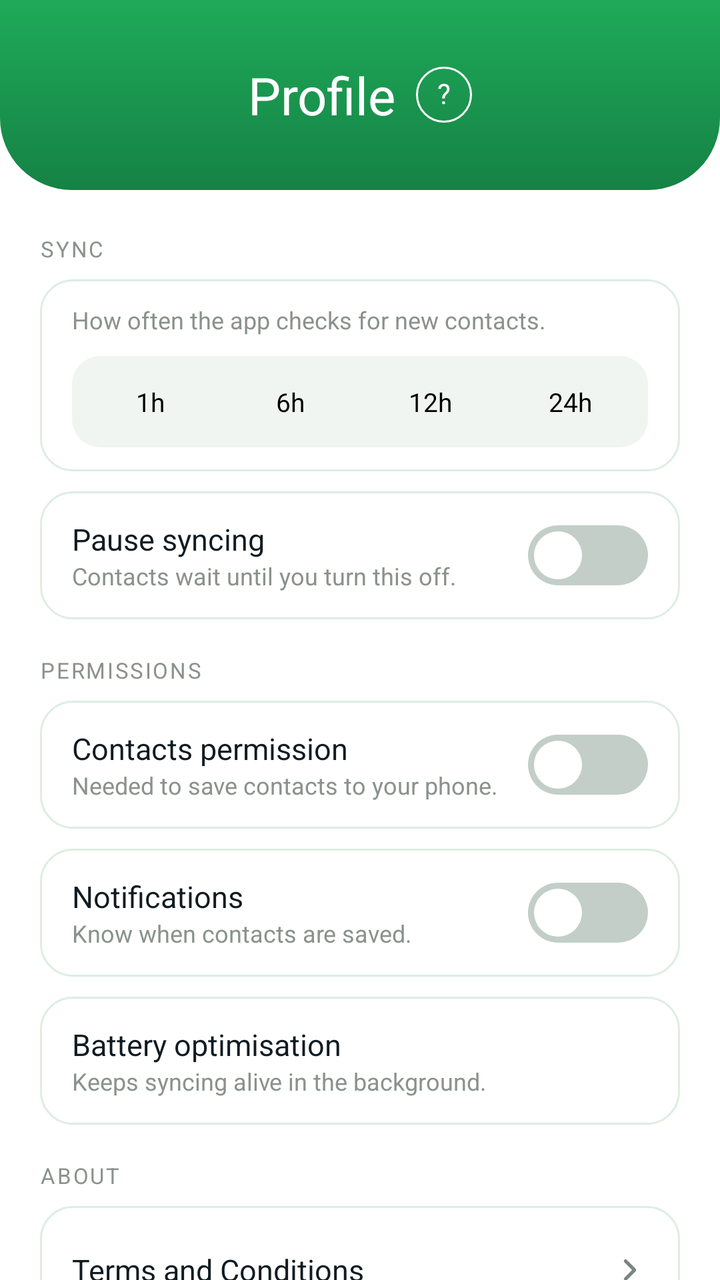
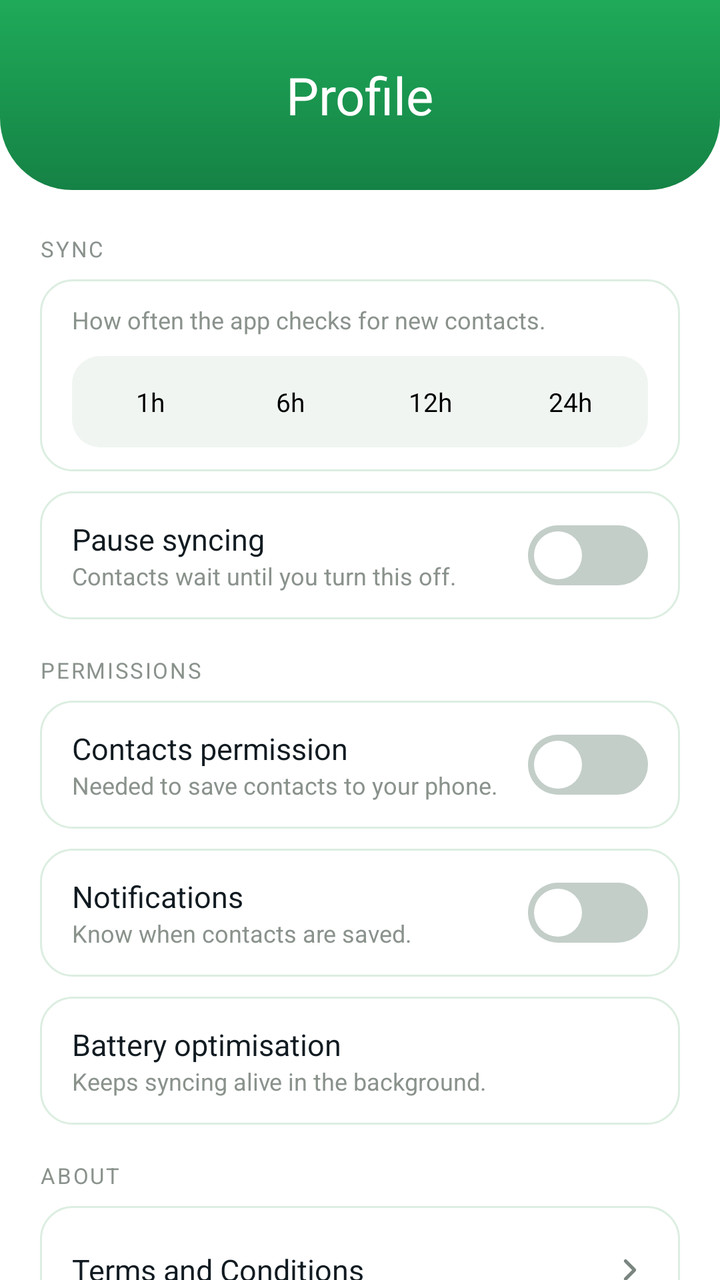

Two renders of the same Android screen: before a commit and after it. Below are the layout's source before the change and the commit's diff.
<!-- AndroidManifest.xml: application theme Theme.ViewGrow.Starting -->
<!-- res/layout/fragment_profile.xml -->
<?xml version="1.0" encoding="utf-8"?>
<LinearLayout xmlns:android="http://schemas.android.com/apk/res/android"
    xmlns:app="http://schemas.android.com/apk/res-auto"
    android:layout_width="match_parent"
    android:layout_height="match_parent"
    android:background="@color/surface"
    android:orientation="vertical">

    
    <LinearLayout
        android:id="@+id/hero"
        android:layout_width="match_parent"
        android:layout_height="wrap_content"
        android:background="@drawable/bg_hero"
        android:gravity="center_horizontal"
        android:orientation="vertical"
        android:paddingTop="30dp"
        android:paddingBottom="30dp">
        <LinearLayout
            android:layout_width="wrap_content"
            android:layout_height="wrap_content"
            android:gravity="center_vertical"
            android:orientation="horizontal">
            <TextView
                android:layout_width="wrap_content"
                android:layout_height="wrap_content"
                android:tag="extrabold"
                android:text="Profile"
                android:textColor="@color/white"
                android:textSize="26sp" />
            <TextView
        android:id="@+id/help_btn"
        android:layout_width="28dp"
        android:layout_height="28dp"
        android:layout_marginStart="10dp"
        android:background="@drawable/bg_help_icon"
        android:clickable="true"
        android:contentDescription="Help"
        android:focusable="true"
        android:gravity="center"
        android:includeFontPadding="false"
        android:tag="bold"
        android:text="?"
        android:textColor="@color/white"
        android:textSize="14sp" />
        </LinearLayout>
    </LinearLayout>

    <ScrollView
        android:layout_width="match_parent"
        android:layout_height="0dp"
        android:layout_weight="1"
        android:clipToPadding="false"
        android:paddingBottom="90dp"
        android:scrollbars="none">

        
        <LinearLayout
            android:layout_width="match_parent"
            android:layout_height="wrap_content"
            android:orientation="vertical"
            android:paddingStart="20dp"
            android:paddingTop="22dp"
            android:paddingEnd="20dp"
            android:paddingBottom="20dp">

            <TextView style="@style/SectionLabel" android:layout_marginTop="0dp" android:text="SYNC" />

            
            <LinearLayout
                android:id="@+id/row_interval"
                style="@style/SettingRow"
                android:orientation="vertical"
                android:gravity="start">
                <TextView style="@style/SettingSub" android:text="How often the app checks for new contacts." />
                <LinearLayout
                    android:layout_width="match_parent"
                    android:layout_height="wrap_content"
                    android:layout_marginTop="10dp"
                    android:background="@drawable/bg_seg_track"
                    android:orientation="horizontal"
                    android:padding="4dp">
                    <TextView
                        android:id="@+id/seg_1"
                        android:layout_width="0dp"
                        android:layout_height="wrap_content"
                        android:layout_weight="1"
                        android:gravity="center"
                        android:paddingTop="10dp"
                        android:paddingBottom="10dp"
                        android:tag="semibold"
                        android:text="1h"
                        android:textSize="13sp" />
                    <TextView
                        android:id="@+id/seg_6"
                        android:layout_width="0dp"
                        android:layout_height="wrap_content"
                        android:layout_weight="1"
                        android:gravity="center"
                        android:paddingTop="10dp"
                        android:paddingBottom="10dp"
                        android:tag="semibold"
                        android:text="6h"
                        android:textSize="13sp" />
                    <TextView
                        android:id="@+id/seg_12"
                        android:layout_width="0dp"
                        android:layout_height="wrap_content"
                        android:layout_weight="1"
                        android:gravity="center"
                        android:paddingTop="10dp"
                        android:paddingBottom="10dp"
                        android:tag="semibold"
                        android:text="12h"
                        android:textSize="13sp" />
                    <TextView
                        android:id="@+id/seg_24"
                        android:layout_width="0dp"
                        android:layout_height="wrap_content"
                        android:layout_weight="1"
                        android:gravity="center"
                        android:paddingTop="10dp"
                        android:paddingBottom="10dp"
                        android:tag="semibold"
                        android:text="24h"
                        android:textSize="13sp" />
                </LinearLayout>
            </LinearLayout>

            <LinearLayout style="@style/SettingRow">
                <LinearLayout
                    android:layout_width="0dp"
                    android:layout_height="wrap_content"
                    android:layout_weight="1"
                    android:orientation="vertical">
                    <TextView style="@style/SettingTitle" android:text="Pause syncing" />
                    <TextView style="@style/SettingSub" android:text="Contacts wait until you turn this off." />
                </LinearLayout>
                <androidx.appcompat.widget.SwitchCompat
                    android:id="@+id/sw_pause"
                    style="@style/SettingSwitch" />
            </LinearLayout>

            <TextView style="@style/SectionLabel" android:text="PERMISSIONS" />

            <LinearLayout style="@style/SettingRow">
                <LinearLayout
                    android:layout_width="0dp"
                    android:layout_height="wrap_content"
                    android:layout_weight="1"
                    android:orientation="vertical">
                    <TextView style="@style/SettingTitle" android:text="Contacts permission" />
                    <TextView style="@style/SettingSub" android:text="Needed to save contacts to your phone." />
                </LinearLayout>
                <androidx.appcompat.widget.SwitchCompat
                    android:id="@+id/sw_contacts"
                    style="@style/SettingSwitch" />
            </LinearLayout>

            <LinearLayout style="@style/SettingRow">
                <LinearLayout
                    android:layout_width="0dp"
                    android:layout_height="wrap_content"
                    android:layout_weight="1"
                    android:orientation="vertical">
                    <TextView style="@style/SettingTitle" android:text="Notifications" />
                    <TextView style="@style/SettingSub" android:text="Know when contacts are saved." />
                </LinearLayout>
                <androidx.appcompat.widget.SwitchCompat
                    android:id="@+id/sw_notif"
                    style="@style/SettingSwitch" />
            </LinearLayout>

            <LinearLayout
                android:id="@+id/row_battery"
                style="@style/SettingRow"
                android:clickable="true"
                android:focusable="true">
                <LinearLayout
                    android:layout_width="0dp"
                    android:layout_height="wrap_content"
                    android:layout_weight="1"
                    android:orientation="vertical">
                    <TextView style="@style/SettingTitle" android:text="Battery optimisation" />
                    <TextView style="@style/SettingSub" android:text="Keeps syncing alive in the background." />
                </LinearLayout>
                <TextView
                    android:id="@+id/battery_chip"
                    android:layout_width="wrap_content"
                    android:layout_height="wrap_content"
                    android:layout_marginStart="12dp"
                    android:paddingStart="9dp"
                    android:paddingTop="3dp"
                    android:paddingEnd="9dp"
                    android:paddingBottom="3dp"
                    android:tag="semibold"
                    android:textSize="11sp" />
            </LinearLayout>

            <TextView style="@style/SectionLabel" android:text="ABOUT" />

            <LinearLayout
                android:id="@+id/row_terms"
                style="@style/SettingRow"
                android:clickable="true"
                android:focusable="true">
                <TextView style="@style/SettingTitle" android:layout_width="0dp" android:layout_weight="1" android:text="Terms and Conditions" />
                <ImageView
                    android:layout_width="18dp"
                    android:layout_height="18dp"
                    android:contentDescription="@null"
                    android:src="@drawable/ic_chevron_right" />
            </LinearLayout>

            <LinearLayout
                android:id="@+id/row_privacy"
                style="@style/SettingRow"
                android:clickable="true"
                android:focusable="true">
                <TextView style="@style/SettingTitle" android:layout_width="0dp" android:layout_weight="1" android:text="Privacy Policy" />
                <ImageView
                    android:layout_width="18dp"
                    android:layout_height="18dp"
                    android:contentDescription="@null"
                    android:src="@drawable/ic_chevron_right" />
            </LinearLayout>

            
            <TextView
                android:id="@+id/btn_logout"
                android:layout_width="match_parent"
                android:layout_height="wrap_content"
                android:layout_marginTop="8dp"
                android:background="@drawable/bg_logout"
                android:clickable="true"
                android:focusable="true"
                android:gravity="center"
                android:paddingTop="15dp"
                android:paddingBottom="15dp"
                android:tag="bold"
                android:text="Log out"
                android:textColor="@color/green_text"
                android:textSize="13.5sp" />

            <TextView
                android:id="@+id/btn_delete"
                android:layout_width="match_parent"
                android:layout_height="wrap_content"
                android:layout_marginTop="10dp"
                android:background="@drawable/bg_delete"
                android:clickable="true"
                android:focusable="true"
                android:gravity="center"
                android:paddingTop="15dp"
                android:paddingBottom="15dp"
                android:tag="bold"
                android:text="Delete My Contacts"
                android:textColor="@color/red_dark"
                android:textSize="13.5sp" />

            <TextView
                android:id="@+id/version"
                android:layout_width="match_parent"
                android:layout_height="wrap_content"
                android:layout_marginTop="16dp"
                android:gravity="center"
                android:textColor="@color/muted"
                android:textSize="12sp" />
        </LinearLayout>
    </ScrollView>
</LinearLayout>
<!-- resources referenced by this layout -->
<resources>
  <color name="green_text">#158245</color>
  <color name="muted">#8A928C</color>
  <color name="red_dark">#B3413D</color>
  <color name="surface">#FFFFFF</color>
  <color name="white">#FFFFFF</color>
  <!-- drawable bg_delete (drawable) -->
  <?xml version="1.0" encoding="utf-8"?>
  <shape xmlns:android="http://schemas.android.com/apk/res/android" android:shape="rectangle">
      <solid android:color="@color/red_bg" />
      <stroke android:width="1dp" android:color="@color/red_dark" />
      <corners android:radius="14dp" />
  </shape>
  <!-- drawable bg_help_icon (drawable) -->
  <?xml version="1.0" encoding="utf-8"?>
  <shape xmlns:android="http://schemas.android.com/apk/res/android" android:shape="oval">
      <solid android:color="@android:color/transparent" />
      <stroke android:width="1dp" android:color="@color/white" />
  </shape>
  <!-- drawable bg_hero (drawable) -->
  <?xml version="1.0" encoding="utf-8"?>
  <shape xmlns:android="http://schemas.android.com/apk/res/android" android:shape="rectangle">
      <gradient android:angle="270" android:startColor="@color/green" android:endColor="@color/green_dark" />
      <corners android:bottomLeftRadius="36dp" android:bottomRightRadius="36dp" />
  </shape>
  <!-- drawable bg_logout (drawable) -->
  <?xml version="1.0" encoding="utf-8"?>
  <shape xmlns:android="http://schemas.android.com/apk/res/android" android:shape="rectangle">
      <solid android:color="@color/tint" />
      <stroke android:width="1dp" android:color="@color/green_text" />
      <corners android:radius="14dp" />
  </shape>
  <!-- drawable bg_seg_track (drawable) -->
  <?xml version="1.0" encoding="utf-8"?>
  <shape xmlns:android="http://schemas.android.com/apk/res/android" android:shape="rectangle">
      <solid android:color="@color/seg_track" />
      <corners android:radius="14dp" />
  </shape>
  <style name="SettingSub">
          <item name="android:layout_width">wrap_content</item>
          <item name="android:layout_height">wrap_content</item>
          <item name="android:textColor">@color/muted</item>
          <item name="android:textSize">12sp</item>
      </style>
  <style name="SettingTitle">
          <item name="android:layout_width">wrap_content</item>
          <item name="android:layout_height">wrap_content</item>
          <item name="android:tag">semibold</item>
          <item name="android:textColor">@color/dark</item>
          <item name="android:textSize">15sp</item>
      </style>
  <style name="Theme.ViewGrow.Starting" parent="Theme.SplashScreen">
          <item name="windowSplashScreenBackground">@color/splash_bg</item>
          <item name="windowSplashScreenAnimatedIcon">@drawable/splash_icon</item>
          <item name="postSplashScreenTheme">@style/Theme.ViewGrow</item>
      </style>
  <color name="red_bg">#FBEAE9</color>
  <color name="green">#1FAA59</color>
  <color name="green_dark">#158245</color>
  <color name="tint">#E1F5EB</color>
  <color name="seg_track">#F0F5F2</color>
  <color name="text2">#7A8580</color>
  <!-- drawable bg_card (drawable) -->
  <?xml version="1.0" encoding="utf-8"?>
  <shape xmlns:android="http://schemas.android.com/apk/res/android" android:shape="rectangle">
      <solid android:color="@color/surface" />
      <stroke android:width="1dp" android:color="@color/border" />
      <corners android:radius="16dp" />
  </shape>
  <!-- drawable switch_track_shape (drawable) -->
  <?xml version="1.0" encoding="utf-8"?>
  <shape xmlns:android="http://schemas.android.com/apk/res/android" android:shape="rectangle">
      <size android:width="52dp" android:height="30dp" />
      <corners android:radius="15dp" />
      <solid android:color="#FFFFFFFF" />
  </shape>
  <color name="dark">#111B21</color>
  <color name="splash_bg">#F6F6F6</color>
  <color name="border">#DCEEE1</color>
  <!-- unchanged entries left out for length: 7 -->
</resources>

<!-- the commit's change to res/layout/fragment_profile.xml (unified diff, before → after) -->
@@ -28,21 +28,6 @@
                 android:text="Profile"
                 android:textColor="@color/white"
                 android:textSize="26sp" />
-            <TextView
-        android:id="@+id/help_btn"
-        android:layout_width="28dp"
-        android:layout_height="28dp"
-        android:layout_marginStart="10dp"
-        android:background="@drawable/bg_help_icon"
-        android:clickable="true"
-        android:contentDescription="Help"
-        android:focusable="true"
-        android:gravity="center"
-        android:includeFontPadding="false"
-        android:tag="bold"
-        android:text="?"
-        android:textColor="@color/white"
-        android:textSize="14sp" />
         </LinearLayout>
     </LinearLayout>
 
<!-- resource entries referenced after the edit -->
@@ -11,12 +11,6 @@
       <solid android:color="@color/red_bg" />
       <stroke android:width="1dp" android:color="@color/red_dark" />
       <corners android:radius="14dp" />
-  </shape>
-  <!-- drawable bg_help_icon (drawable) -->
-  <?xml version="1.0" encoding="utf-8"?>
-  <shape xmlns:android="http://schemas.android.com/apk/res/android" android:shape="oval">
-      <solid android:color="@android:color/transparent" />
-      <stroke android:width="1dp" android:color="@color/white" />
   </shape>
   <!-- drawable bg_hero (drawable) -->
   <?xml version="1.0" encoding="utf-8"?>
